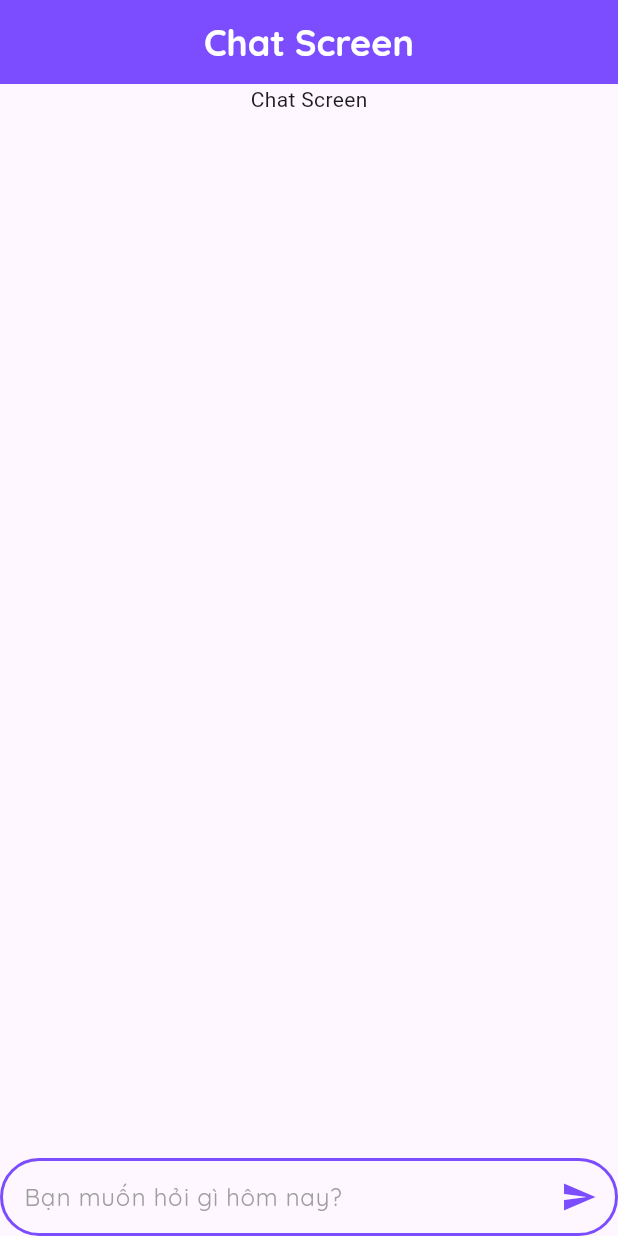
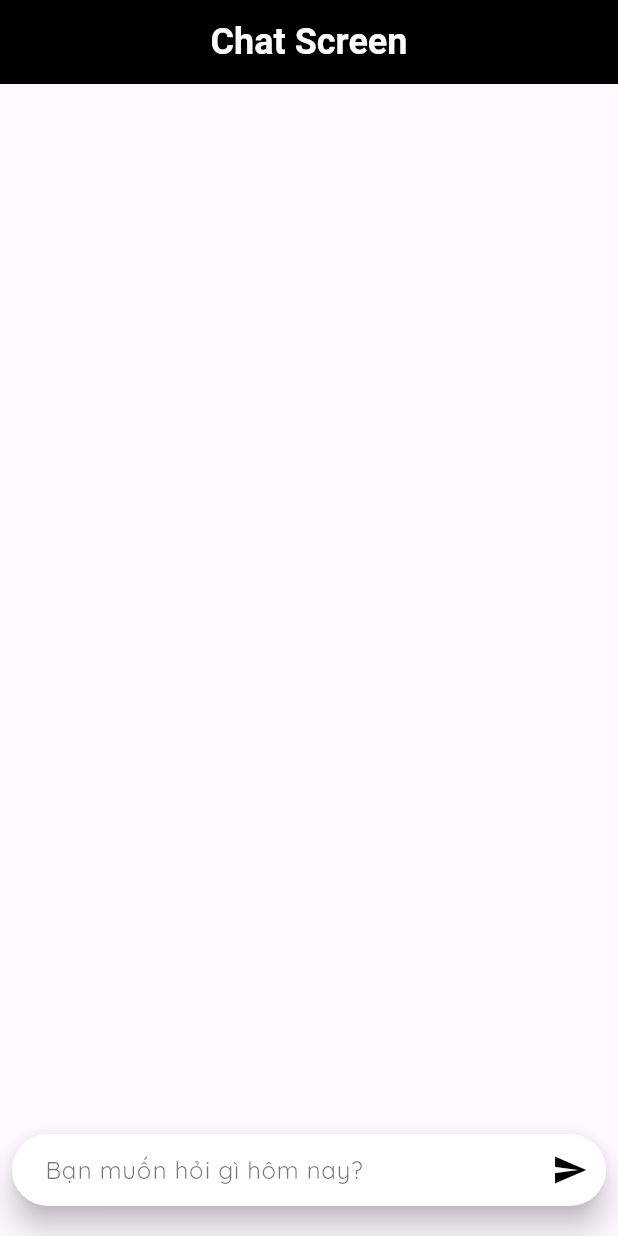
Before and after one commit to eternal-debug/ai_chat_app, a Flutter app: the screen it shows after launch, after a tap on the "send" icon, on a phone screen of 412 x 824 dp. Run offline on Flutter 3.47's test engine with Material 3 defaults, Android fonts, the phone set to English and light mode, and no system bars; drawn by our look-alikes of dash_chat_2; our stand-ins replace flutter_dotenv, google_fonts.

Commit message:
feat: implement chat UI with dash_chat_2 package and refactor chat screen

```diff
--- a/lib/chat_screen.dart
+++ b/lib/chat_screen.dart
@@ -1,7 +1,7 @@
+import 'package:ai_chat_app/chat_services.dart';
+import 'package:dash_chat_2/dash_chat_2.dart';
 import 'package:flutter/material.dart';
-import 'package:flutter_dotenv/flutter_dotenv.dart';
 import 'package:google_fonts/google_fonts.dart';
-import 'package:http/http.dart';
 
 class ChatScreen extends StatefulWidget {
   const ChatScreen({super.key});
@@ -11,56 +11,90 @@ class ChatScreen extends StatefulWidget {
 }
 
 class _ChatScreenState extends State<ChatScreen> {
-  String apiKey = dotenv.env['OPENAI_API_KEY'] ?? '';
+  String result = '';
+  TextEditingController messageController = TextEditingController();
+  ChatServices chatServices = ChatServices();
+  List<ChatMessage> messages = [];
+  List<Map<String, String>> chatData = [
+    {"role": "developer", "content": "You are a helpful assistant."},
+  ];
+  ChatUser user = ChatUser(
+    id: '1',
+    firstName: 'User',
+    lastName: 'Name',
+  );
+  ChatUser openAiUser = ChatUser(
+    id: '2',
+    firstName: 'OpenAI',
+    lastName: 'Assistant',
+  );
 
-  askChatGPT() {
-    post(Uri.parse('https://api.openai.com/v1/chat/completions'), headers: {
-      'Content-Type': 'application/json',
-      'Authorization': 'Bearer $apiKey'
-    }, body: {
-      "model": "gpt-4o-mini",
-      "messages": [
-        {"role": "developer", "content": "You are a helpful assistant."},
-        {"role": "user", "content": messageController.text}
-      ]
+  askChatGPT() async {
+    if (messageController.text.isEmpty) return;
+    messages.insert(
+      0,
+      ChatMessage(
+        text: messageController.text,
+        user: user,
+        createdAt: DateTime.now(),
+      ),
+    );
+    chatData.add({"role": "user", "content": messageController.text});
+    setState(() {
+      messageController.text = '';
+    });
+    result = await chatServices.askChatGPT(chatData);
+    chatData.add({"role": "assistant", "content": result});
+    messages.insert(
+      0,
+      ChatMessage(
+        text: result,
+        user: openAiUser,
+        createdAt: DateTime.now(),
+      ),
+    );
+    setState(() {
+      result;
     });
   }
-
-  TextEditingController messageController = TextEditingController();
 
   @override
   Widget build(BuildContext context) {
     return Scaffold(
-      appBar: AppBar(
-        backgroundColor: Colors.deepPurpleAccent,
-        elevation: 0,
-        title: Text(
-          'Chat Screen',
-          style: GoogleFonts.quicksand(
-            textStyle: TextStyle(
-              fontSize: 24,
-              color: Colors.white,
-              fontWeight: FontWeight.bold,
+      appBar: buildAppBar(),
+      body: buildBody(),
+    );
+  }
+
+  Padding buildBody() {
+    return Padding(
+      padding: const EdgeInsets.only(top: 4.0),
+      child: Column(
+        children: [
+          Expanded(
+            child: Center(
+              child: DashChat(
+                currentUser: user,
+                onSend: (ChatMessage m) {
+                  askChatGPT();
+                },
+                readOnly: true,
+                messages: messages,
               ),
             ),
           ),
-        centerTitle: true,
+          Card(
+            margin: EdgeInsets.fromLTRB(8, 4, 8, 20),
+            color: Colors.white,
+            shape: RoundedRectangleBorder(
+              borderRadius: BorderRadius.circular(50),
             ),
-      body: Column(
-        children: [
-          Expanded(child: Text('Chat Screen')),
-          Container(
-            width: MediaQuery.of(context).size.width,
-            decoration: BoxDecoration(
-              border: Border.all(
-                color: Colors.deepPurpleAccent,
-                width: 2,
-              ),
-              borderRadius: BorderRadius.circular(100),
-            ),
+            elevation: 8,
             child: Row(
               children: [
                 Expanded(
+                  child: Padding(
+                    padding: const EdgeInsets.only(left: 8.0),
                     child: TextField(
                       controller: messageController,
                       decoration: InputDecoration(
@@ -68,7 +102,7 @@ class _ChatScreenState extends State<ChatScreen> {
                         hintStyle: GoogleFonts.quicksand(
                           textStyle: TextStyle(
                             fontSize: 16,
-                          color: Colors.grey,
+                            color: Colors.black54,
                           ),
                         ),
                         border: OutlineInputBorder(
@@ -79,18 +113,39 @@ class _ChatScreenState extends State<ChatScreen> {
                       ),
                     ),
                   ),
+                ),
                 IconButton(
                   onPressed: () {
                     askChatGPT();
                   },
-                  splashColor: Colors.deepPurpleAccent,
-                  icon: Icon(Icons.send, color: Colors.deepPurpleAccent),
-                )
+                  icon: Icon(
+                    Icons.send,
+                    color: Colors.black,
+                  ),
+                  splashColor: Color(0xFF734f9a),
+                ),
               ],
             ),
-          )
+          ),
         ],
       ),
     );
   }
+
+  AppBar buildAppBar() {
+    return AppBar(
+      backgroundColor: Colors.black,
+      title: Text(
+        'Chat Screen',
+        style: GoogleFonts.roboto(
+          textStyle: TextStyle(
+            fontSize: 24,
+            color: Colors.white,
+            fontWeight: FontWeight.bold,
+          ),
+        ),
+      ),
+      centerTitle: true,
+    );
   }
+}
--- /dev/null
+++ b/lib/chat_services.dart
@@ -0,0 +1,24 @@
+import 'dart:convert';
+import 'package:http/http.dart';
+import 'package:flutter_dotenv/flutter_dotenv.dart';
+
+class ChatServices {
+  Future<String> askChatGPT(List<Map<String, String>> chatData) async {
+    String apiKey = dotenv.env['OPENAI_API_KEY'] ?? '';
+    final response = await post(
+      Uri.parse('https://api.openai.com/v1/chat/completions'),
+      headers: {
+        'Content-Type': 'application/json',
+        'Authorization': 'Bearer $apiKey'
+      },
+      body: jsonEncode({"model": "gpt-4o-mini", "messages": chatData}),
+    );
+
+    if (response.statusCode == 200) {
+      final data = jsonDecode(response.body);
+      return data['choices'][0]['message']['content'];
+    } else {
+      return 'Đã có lỗi xảy ra!';
+    }
+  }
+}
--- a/lib/main.dart
+++ b/lib/main.dart
@@ -2,8 +2,8 @@ import 'package:ai_chat_app/chat_screen.dart';
 import 'package:flutter/material.dart';
 import 'package:flutter_dotenv/flutter_dotenv.dart';
 
-void main() async {
-  await dotenv.load(fileName: ".env");
+Future<void> main() async {
+  await dotenv.load(fileName: '.env');
   runApp(MyApp());
 }
 
--- a/pubspec.yaml
+++ b/pubspec.yaml
@@ -37,6 +37,7 @@ dependencies:
   google_fonts: ^6.2.1
   http: ^1.2.2
   flutter_dotenv: ^5.2.1
+  dash_chat_2: ^0.0.21
 
 dev_dependencies:
   flutter_test:
@@ -60,7 +61,8 @@ flutter:
   uses-material-design: true
 
   # To add assets to your application, add an assets section, like this:
-  # assets:
+  assets:
+    - .env
   #   - images/a_dot_burr.jpeg
   #   - images/a_dot_ham.jpeg
 
```
Also changed, not shown: pubspec.lock, 5 other files. Lines whose indentation alone changed are shown as unchanged.
